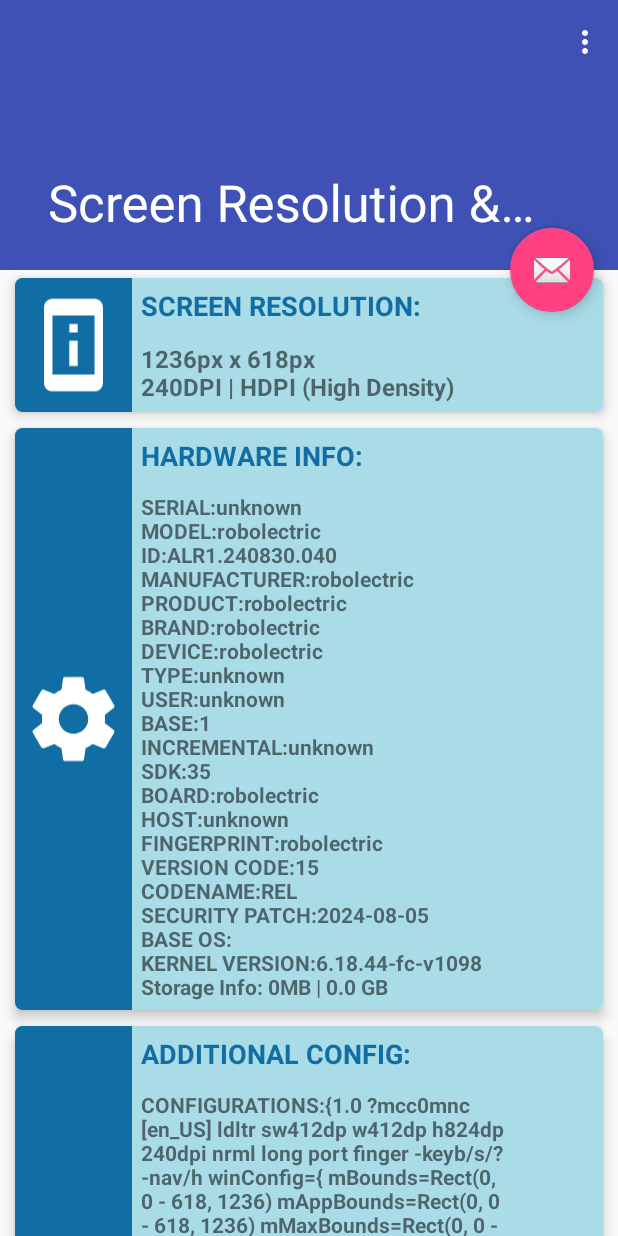
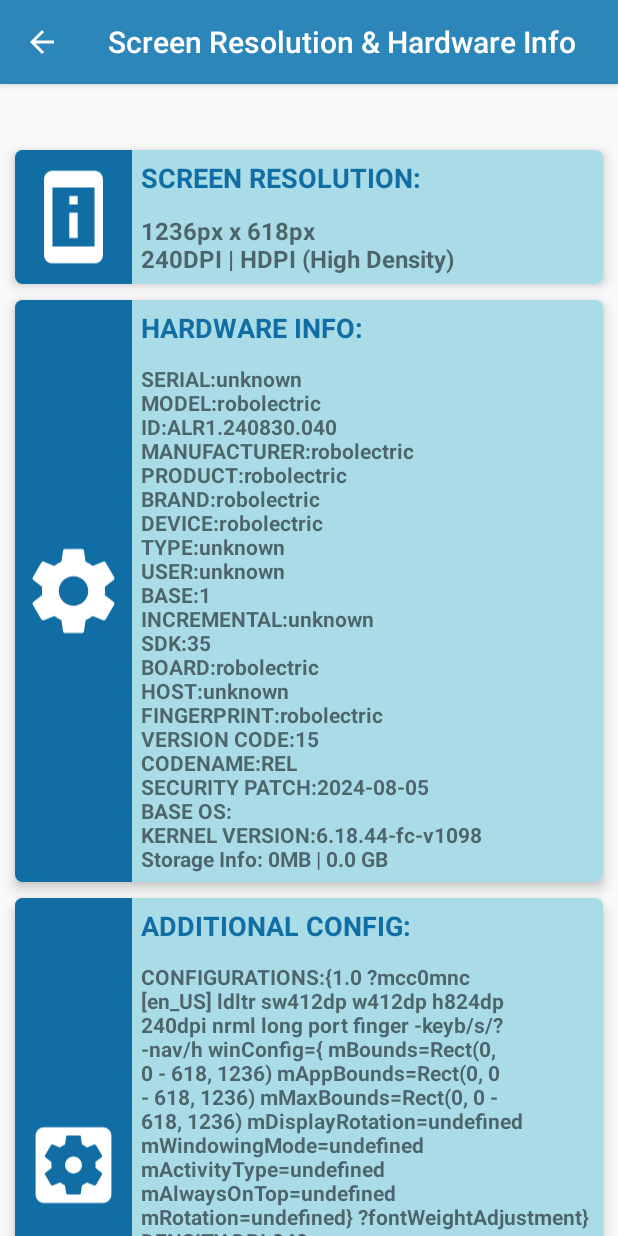
Before and after one commit to douglimar/ScreenResolution, an Android app: the screen it shows after launch (MainActivity before the commit, HwInfoActivity after it), after a tap on "Collect Hardware Info", on a phone screen of 412 x 824 dp. Run offline under Robolectric (Android 15) with nearby library versions, the phone set to English and light mode, and no system bars; our stand-ins replace AdMob; libraries missing offline, so code that uses them is left out: com.github.mikephil.charting; plain views replace BarChart; 10 statements that could not run were skipped.

Commit message:
Commit on Linux -- 2018.02.25

```diff
--- a/app/build.gradle
+++ b/app/build.gradle
@@ -24,6 +24,7 @@
     implementation 'com.android.support:design:26.1.0'
     implementation 'com.android.support.constraint:constraint-layout:1.0.2'
     implementation 'com.google.firebase:firebase-core:11.8.0'
+    implementation 'com.android.support:support-v4:26.1.0'
     testImplementation 'junit:junit:4.12'
     androidTestImplementation 'com.android.support.test:runner:1.0.1'
     androidTestImplementation 'com.android.support.test.espresso:espresso-core:3.0.1'
@@ -34,4 +35,5 @@
 }
 
 
+
 apply plugin: 'com.google.gms.google-services'
--- a/app/src/main/java/br/com/screenresolution/MainActivity.java
+++ b/app/src/main/java/br/com/screenresolution/HwInfoActivity.java
@@ -39,7 +39,7 @@
 import java.util.ArrayList;
 
 
-public class MainActivity extends AppCompatActivity {
+public class HwInfoActivity extends AppCompatActivity {
 
     private FirebaseAnalytics mFirebaseAnalytics;
 
@@ -57,14 +57,13 @@
     @Override
     protected void onCreate(Bundle savedInstanceState) {
         super.onCreate(savedInstanceState);
-        setContentView(R.layout.activity_main);
-        Toolbar toolbar = findViewById(R.id.toolbar);
-        setSupportActionBar(toolbar);
+        setContentView(R.layout.activity_hwinfo);
+
 
         // Obtain the FirebaseAnalytics instance.
         mFirebaseAnalytics = FirebaseAnalytics.getInstance(this);
 
-        verifyStoragePermissions2(MainActivity.this);
+        verifyStoragePermissions2(HwInfoActivity.this);
 
         TextView tvHWInfo = findViewById(R.id.tvHardwareInfo);
         TextView tvHWConfig = findViewById(R.id.tvHardwareConfig);
@@ -110,15 +109,6 @@
         mFirebaseAnalytics.logEvent(FirebaseAnalytics.Event.SELECT_CONTENT, bundle);
 
 
-        FloatingActionButton fab = findViewById(R.id.fab);
-        fab.setOnClickListener(new View.OnClickListener() {
-            @Override
-            public void onClick(View view) {
-                Snackbar.make(view, "Replace with your own action", Snackbar.LENGTH_LONG)
-                        .setAction("Action", null).show();
-            }
-        });
-
         // Create a AdView
         // Load Advertisement Banner
         AdView adView1 = findViewById(R.id.adViewHwInfo1);
@@ -136,28 +126,24 @@
         AdView adView3 = findViewById(R.id.adViewHwInfo3);
         AdRequest adRequest3 = new AdRequest.Builder().build();
         adView3.loadAd(adRequest3);
-    }
 
-    @Override
-    public boolean onCreateOptionsMenu(Menu menu) {
-        // Inflate the menu; this adds items to the action bar if it is present.
-        getMenuInflater().inflate(R.menu.menu_main, menu);
-        return true;
+        // add back arrow to toolbar
+        if (getSupportActionBar() != null){
+            getSupportActionBar().setDisplayHomeAsUpEnabled(true);
+            getSupportActionBar().setDisplayShowHomeEnabled(true);
+        }
     }
 
     @Override
     public boolean onOptionsItemSelected(MenuItem item) {
-        // Handle action bar item clicks here. The action bar will
-        // automatically handle clicks on the Home/Up button, so long
-        // as you specify a parent activity in AndroidManifest.xml.
-        int id = item.getItemId();
-
-        //noinspection SimplifiableIfStatement
-        if (id == R.id.action_settings) {
-            return true;
+        // handle arrow click here
+        if (item.getItemId() == android.R.id.home) {
+            finish(); // close this activity and return to preview activity (if there is any)
         }
         return super.onOptionsItemSelected(item);
     }
+
+
 
     private static void verifyStoragePermissions2(Activity activity) {
         // Check if we have write permission
--- a/app/src/main/java/br/com/screenresolution/Main2Activity.java
+++ b/app/src/main/java/br/com/screenresolution/Main2Activity.java
@@ -8,6 +8,7 @@
 import android.support.v7.app.AppCompatActivity;
 import android.os.Bundle;
 import android.support.v7.widget.CardView;
+import android.view.MenuItem;
 import android.view.View;
 
 import com.google.android.gms.ads.AdRequest;
@@ -47,7 +48,7 @@
                 bundle.putString(FirebaseAnalytics.Param.CONTENT_TYPE, "image");
                 mFirebaseAnalytics.logEvent(FirebaseAnalytics.Event.SELECT_CONTENT, bundle);
 
-                Intent intent = new Intent(getApplicationContext(), MainActivity.class);
+                Intent intent = new Intent(getApplicationContext(), HwInfoActivity.class);
 
                 startActivity(intent);
             }
@@ -58,6 +59,21 @@
         AdView adView = findViewById(R.id.adViewMain);
         AdRequest adRequest = new AdRequest.Builder().build();
         adView.loadAd(adRequest);
+
+        // add back arrow to toolbar
+        if (getSupportActionBar() != null){
+            getSupportActionBar().setDisplayHomeAsUpEnabled(true);
+            getSupportActionBar().setDisplayShowHomeEnabled(true);
+        }
+    }
+
+    @Override
+    public boolean onOptionsItemSelected(MenuItem item) {
+        // handle arrow click here
+        if (item.getItemId() == android.R.id.home) {
+            finish(); // close this activity and return to preview activity (if there is any)
+        }
+        return super.onOptionsItemSelected(item);
     }
 
 
--- /dev/null
+++ b/app/src/main/java/br/com/screenresolution/SplashActivity.java
@@ -0,0 +1,182 @@
+package br.com.screenresolution;
+
+import android.annotation.SuppressLint;
+import android.content.Intent;
+import android.support.v7.app.ActionBar;
+import android.support.v7.app.AppCompatActivity;
+import android.os.Bundle;
+import android.os.Handler;
+import android.view.MotionEvent;
+import android.view.View;
+
+/**
+ * An example full-screen activity that shows and hides the system UI (i.e.
+ * status bar and navigation/system bar) with user interaction.
+ */
+public class SplashActivity extends AppCompatActivity implements Runnable{
+    /**
+     * Whether or not the system UI should be auto-hidden after
+     * {@link #AUTO_HIDE_DELAY_MILLIS} milliseconds.
+     */
+    private static final boolean AUTO_HIDE = true;
+
+    /**
+     * If {@link #AUTO_HIDE} is set, the number of milliseconds to wait after
+     * user interaction before hiding the system UI.
+     */
+    private static final int AUTO_HIDE_DELAY_MILLIS = 3000;
+
+    /**
+     * Some older devices needs a small delay between UI widget updates
+     * and a change of the status and navigation bar.
+     */
+    private static final int UI_ANIMATION_DELAY = 300;
+    private final Handler mHideHandler = new Handler();
+    private View mContentView;
+    private final Runnable mHidePart2Runnable = new Runnable() {
+        @SuppressLint("InlinedApi")
+        @Override
+        public void run() {
+            // Delayed removal of status and navigation bar
+
+            // Note that some of these constants are new as of API 16 (Jelly Bean)
+            // and API 19 (KitKat). It is safe to use them, as they are inlined
+            // at compile-time and do nothing on earlier devices.
+            mContentView.setSystemUiVisibility(View.SYSTEM_UI_FLAG_LOW_PROFILE
+                    | View.SYSTEM_UI_FLAG_FULLSCREEN
+                    | View.SYSTEM_UI_FLAG_LAYOUT_STABLE
+                    | View.SYSTEM_UI_FLAG_IMMERSIVE_STICKY
+                    | View.SYSTEM_UI_FLAG_LAYOUT_HIDE_NAVIGATION
+                    | View.SYSTEM_UI_FLAG_HIDE_NAVIGATION);
+        }
+    };
+    private View mControlsView;
+    private final Runnable mShowPart2Runnable = new Runnable() {
+        @Override
+        public void run() {
+            // Delayed display of UI elements
+            ActionBar actionBar = getSupportActionBar();
+            if (actionBar != null) {
+                actionBar.show();
+            }
+            mControlsView.setVisibility(View.VISIBLE);
+        }
+    };
+    private boolean mVisible;
+    private final Runnable mHideRunnable = new Runnable() {
+        @Override
+        public void run() {
+//            hide();
+        }
+    };
+    /**
+     * Touch listener to use for in-layout UI controls to delay hiding the
+     * system UI. This is to prevent the jarring behavior of controls going away
+     * while interacting with activity UI.
+     */
+    private final View.OnTouchListener mDelayHideTouchListener = new View.OnTouchListener() {
+        @Override
+        public boolean onTouch(View view, MotionEvent motionEvent) {
+            if (AUTO_HIDE) {
+                delayedHide(AUTO_HIDE_DELAY_MILLIS);
+            }
+            return false;
+        }
+    };
+
+    @Override
+    protected void onCreate(Bundle savedInstanceState) {
+        super.onCreate(savedInstanceState);
+
+        setContentView(R.layout.activity_splash);
+
+        Handler h = new Handler();
+
+        h.postDelayed(this,2000);
+
+
+        mVisible = true;
+        //mControlsView = findViewById(R.id.fullscreen_content_controls);
+        //mContentView = findViewById(R.id.fullscreen_content);
+
+
+        // Set up the user interaction to manually show or hide the system UI.
+
+/*        mContentView.setOnClickListener(new View.OnClickListener() {
+            @Override
+            public void onClick(View view) {
+                toggle();
+            }
+        }); */
+
+        // Upon interacting with UI controls, delay any scheduled hide()
+        // operations to prevent the jarring behavior of controls going away
+        // while interacting with the UI.
+        //findViewById(R.id.dummy_button).setOnTouchListener(mDelayHideTouchListener);
+    }
+
+    @Override
+    protected void onPostCreate(Bundle savedInstanceState) {
+        super.onPostCreate(savedInstanceState);
+
+        // Trigger the initial hide() shortly after the activity has been
+        // created, to briefly hint to the user that UI controls
+        // are available.
+        delayedHide(100);
+    }
+
+     /*   private void toggle() {
+        if (mVisible) {
+            hide();
+        } else {
+            show();
+        }
+    }
+
+
+    private void hide() {
+        // Hide UI first
+        ActionBar actionBar = getSupportActionBar();
+        if (actionBar != null) {
+            actionBar.hide();
+        }
+        mControlsView.setVisibility(View.GONE);
+        mVisible = false;
+
+        // Schedule a runnable to remove the status and navigation bar after a delay
+        mHideHandler.removeCallbacks(mShowPart2Runnable);
+        mHideHandler.postDelayed(mHidePart2Runnable, UI_ANIMATION_DELAY);
+    } */
+
+    @SuppressLint("InlinedApi")
+    private void show() {
+        // Show the system bar
+        mContentView.setSystemUiVisibility(View.SYSTEM_UI_FLAG_LAYOUT_FULLSCREEN
+                | View.SYSTEM_UI_FLAG_LAYOUT_HIDE_NAVIGATION);
+        mVisible = true;
+
+        // Schedule a runnable to display UI elements after a delay
+        mHideHandler.removeCallbacks(mHidePart2Runnable);
+        mHideHandler.postDelayed(mShowPart2Runnable, UI_ANIMATION_DELAY);
+    }
+
+    /**
+     * Schedules a call to hide() in delay milliseconds, canceling any
+     * previously scheduled calls.
+     */
+    private void delayedHide(int delayMillis) {
+        mHideHandler.removeCallbacks(mHideRunnable);
+        mHideHandler.postDelayed(mHideRunnable, delayMillis);
+    }
+
+    @Override
+    public void run() {
+
+        Intent intent = new Intent(getApplicationContext(), Main2Activity.class);
+
+        startActivity(intent);
+
+        finish();
+
+    }
+}
--- a/app/src/main/res/layout/activity_main.xml
+++ b/app/src/main/res/layout/activity_hwinfo.xml
@@ -5,7 +5,7 @@
     android:layout_width="match_parent"
     android:layout_height="match_parent"
     android:fitsSystemWindows="true"
-    tools:context="br.com.screenresolution.MainActivity">
+    tools:context="br.com.screenresolution.HwInfoActivity">
 
     <android.support.design.widget.AppBarLayout
         android:id="@+id/app_bar"
@@ -21,7 +21,7 @@
             android:fitsSystemWindows="true"
             app:contentScrim="?attr/colorPrimary"
             app:layout_scrollFlags="scroll|exitUntilCollapsed"
-            app:toolbarId="@+id/toolbar">
+            app:toolbarId="@+id/toolbar1">
 
             <android.support.v7.widget.Toolbar
                 android:id="@+id/toolbar"
@@ -33,16 +33,7 @@
         </android.support.design.widget.CollapsingToolbarLayout>
     </android.support.design.widget.AppBarLayout>
 
-    <include layout="@layout/content_main" />
-
-    <android.support.design.widget.FloatingActionButton
-        android:id="@+id/fab"
-        android:layout_width="wrap_content"
-        android:layout_height="wrap_content"
-        android:layout_margin="@dimen/fab_margin"
-        app:layout_anchor="@id/app_bar"
-        app:layout_anchorGravity="bottom|end"
-        app:srcCompat="@android:drawable/ic_dialog_email" />
+    <include layout="@layout/content_hwinfo" />
 
 
 
--- a/app/src/main/res/layout/content_main.xml
+++ b/app/src/main/res/layout/content_hwinfo.xml
@@ -6,8 +6,8 @@
     android:layout_width="match_parent"
     android:layout_height="match_parent"
     app:layout_behavior="@string/appbar_scrolling_view_behavior"
-    tools:context="br.com.screenresolution.MainActivity"
-    tools:showIn="@layout/activity_main">
+    tools:context="br.com.screenresolution.HwInfoActivity"
+    tools:showIn="@layout/activity_hwinfo">
 
 
     <LinearLayout
@@ -21,7 +21,7 @@
             android:layout_height="wrap_content"
             android:layout_marginRight="10dp"
             android:layout_marginLeft="10dp"
-            android:layout_marginTop="5dp"
+            android:layout_marginTop="50dp"
             android:layout_marginBottom="5dp"
 
             app:cardElevation="5dp"
--- a/app/src/main/res/menu/menu_main.xml
+++ /dev/null
@@ -1,10 +0,0 @@
-<menu xmlns:android="http://schemas.android.com/apk/res/android"
-    xmlns:app="http://schemas.android.com/apk/res-auto"
-    xmlns:tools="http://schemas.android.com/tools"
-    tools:context="br.com.screenresolution.MainActivity">
-    <item
-        android:id="@+id/action_settings"
-        android:orderInCategory="100"
-        android:title="@string/action_settings"
-        app:showAsAction="never" />
-</menu>
--- a/app/src/main/res/values/colors.xml
+++ b/app/src/main/res/values/colors.xml
@@ -1,6 +1,8 @@
 <?xml version="1.0" encoding="utf-8"?>
 <resources>
-    <color name="colorPrimary">#3F51B5</color>
-    <color name="colorPrimaryDark">#303F9F</color>
+    <color name="colorPrimary">#2c86ba</color>
+    <color name="colorPrimaryDark">#144d71</color>
     <color name="colorAccent">#FF4081</color>
+
+    <color name="black_overlay">#66000000</color>
 </resources>
--- a/app/src/main/res/values/dimens.xml
+++ b/app/src/main/res/values/dimens.xml
@@ -1,5 +1,5 @@
 <resources>
-    <dimen name="app_bar_height">180dp</dimen>
+    <dimen name="app_bar_height">50dp</dimen>
     <dimen name="fab_margin">16dp</dimen>
     <dimen name="text_margin">6dp</dimen>
 </resources>
--- a/app/src/main/res/values/strings.xml
+++ b/app/src/main/res/values/strings.xml
@@ -62,5 +62,9 @@
     <string name="banner_ad_unit_TESTE" translatable="false">ca-app-pub-3940256099942544/6300978111</string>
     <string name="screen_resolution_amp_hardware_info"><![CDATA[Screen Resolution & Hardware Info]]></string>
 
+    <string name="title_activity_splash">SplashActivity</string>
+    <string name="dummy_button">Dummy Button</string>
+    <string name="dummy_content">DUMMY\nCONTENT</string>
+
 
 </resources>
```
Also changed, not shown: app/src/main/AndroidManifest.xml (+9 -6 lines), app/src/main/res/layout/activity_splash.xml (added, +16 -0 lines), app/src/main/res/values/attrs.xml (added, +12 -0 lines), app/src/main/res/values/styles.xml (+12 -0 lines), app/src/main/res/drawable/splash.png (added).
